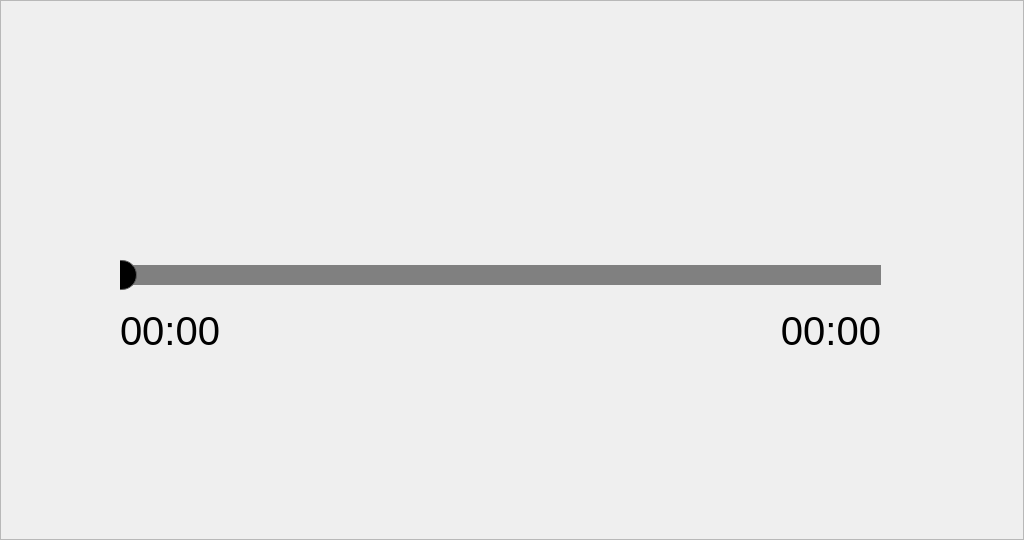
NexellCorp/linux_sdk_displayaudio, file apps/NxBTAudio/Frame.ui: the form before one commit.
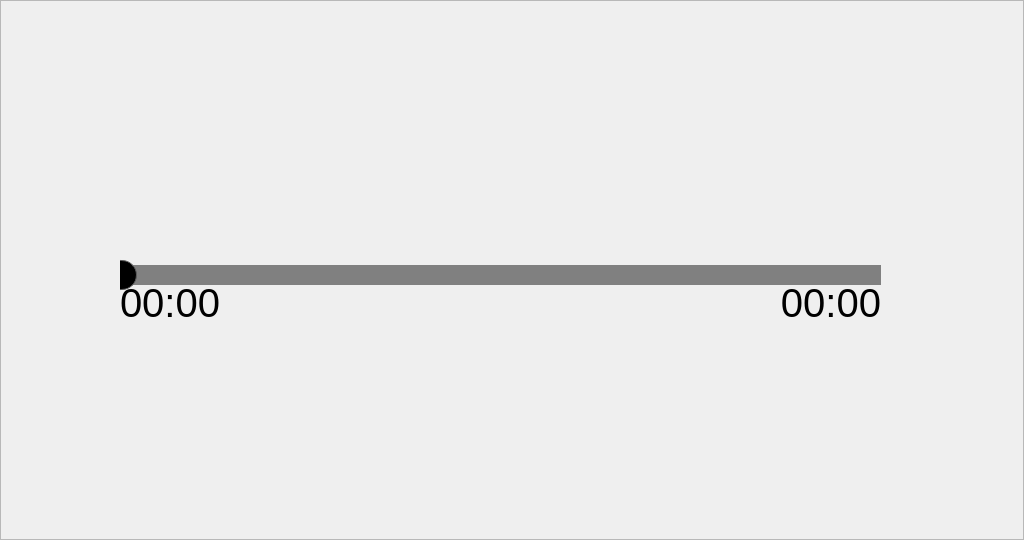
The form after the commit. Icons and pictures are not drawn.

Commit message:
NxBTAudio: changed resolution to 1920x720(for convergence board).
Changed:
 -.Determine the ratio between the screen resolution versus the
 reference(default) resolution.
  -. default resolution: 1024x600
 -.Set the position and size of each widget with the calculated ratio.

```diff
--- a/apps/NxBTAudio/Frame.ui
+++ b/apps/NxBTAudio/Frame.ui
@@ -71,7 +71,7 @@
    <property name="geometry">
     <rect>
      <x>740</x>
-     <y>305</y>
+     <y>280</y>
      <width>141</width>
      <height>51</height>
     </rect>
@@ -88,7 +88,7 @@
     <string>00:00</string>
    </property>
    <property name="alignment">
-    <set>Qt::AlignRight|Qt::AlignTrailing|Qt::AlignVCenter</set>
+    <set>Qt::AlignRight|Qt::AlignTop|Qt::AlignTrailing</set>
    </property>
   </widget>
   <widget class="QSlider" name="SLIDER_PLAY_POSITION">
@@ -151,7 +151,7 @@
    <property name="geometry">
     <rect>
      <x>120</x>
-     <y>305</y>
+     <y>280</y>
      <width>161</width>
      <height>51</height>
     </rect>
@@ -167,6 +167,9 @@
    <property name="text">
     <string>00:00</string>
    </property>
+   <property name="alignment">
+    <set>Qt::AlignLeading|Qt::AlignLeft|Qt::AlignTop</set>
+   </property>
   </widget>
   <widget class="QPushButton" name="BUTTON_PLAY_START">
    <property name="geometry">
```
Left out of the diff: 12 changed lines with no effect on the pictures. The commit also changes 2 other files.
